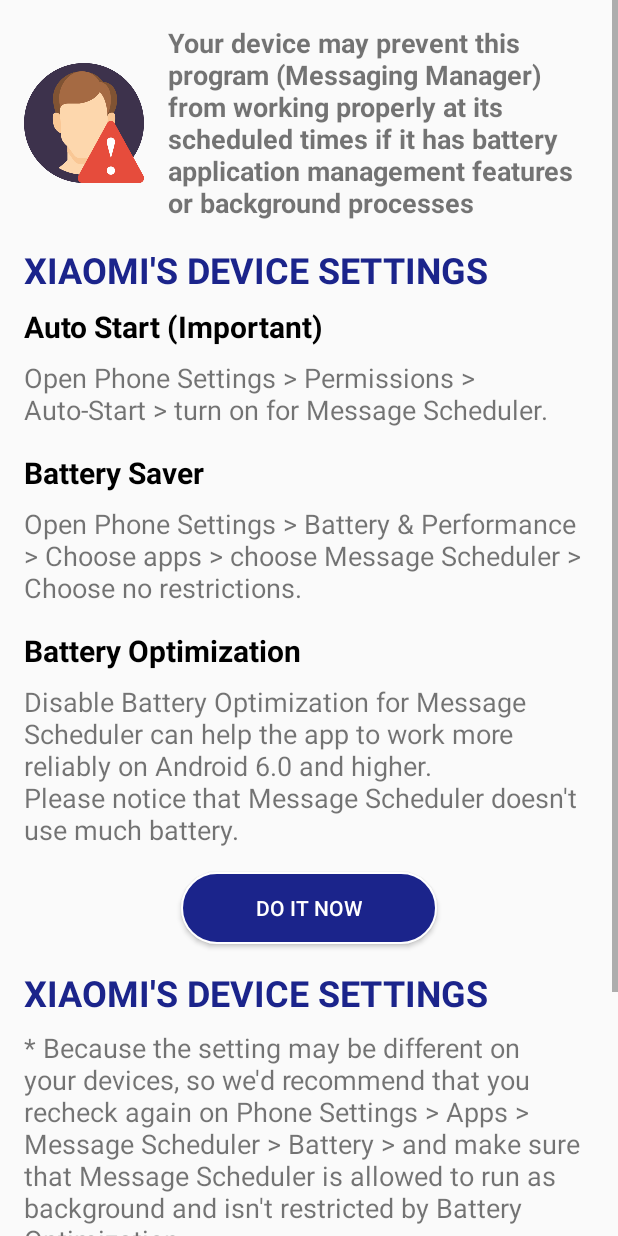
After one commit to ahmdaliielsayed/MiTrip, an Android app: the TipsActivity screen opened directly, with no data from a screen before it, on a phone screen of 412 x 824 dp. The commit adds this screen. Run offline under Robolectric (Android 15) with nearby library versions, the phone set to English and light mode, and no system bars.

Commit message:
adding tips

```diff
--- a/app/src/main/java/com/mi/mitrip/NoteDialogueActivity.java
+++ b/app/src/main/java/com/mi/mitrip/NoteDialogueActivity.java
@@ -76,10 +76,8 @@
 
                 if (notesArrayList.size() <= 0){
                     findViewById(R.id.linearLayoutFragmentUpcoming).setVisibility(View.VISIBLE);
-                    return;
                 } else {
                     findViewById(R.id.linearLayoutFragmentUpcoming).setVisibility(View.GONE);
-                    return;
                 }
             }
 
--- a/app/src/main/java/com/mi/mitrip/activity/HomeActivity.java
+++ b/app/src/main/java/com/mi/mitrip/activity/HomeActivity.java
@@ -401,6 +401,9 @@
         // as you specify a parent activity in AndroidManifest.xml.
 
         switch (item.getItemId()){
+            case R.id.item_tips:
+                startActivity(new Intent(this, TipsActivity.class));
+                return true;
             case R.id.action_logout:
                 FirebaseAuth.getInstance().signOut();
                 startActivity(new Intent(HomeActivity.this, SignInActivity.class));
--- /dev/null
+++ b/app/src/main/java/com/mi/mitrip/activity/TipsActivity.java
@@ -0,0 +1,46 @@
+package com.mi.mitrip.activity;
+
+import androidx.appcompat.app.AppCompatActivity;
+
+import android.annotation.SuppressLint;
+import android.content.Context;
+import android.content.Intent;
+import android.net.Uri;
+import android.os.Build;
+import android.os.Bundle;
+import android.os.PowerManager;
+import android.view.View;
+import android.widget.Button;
+import android.widget.Toast;
+
+import com.mi.mitrip.R;
+
+public class TipsActivity extends AppCompatActivity {
+
+    Button btnDoItNow;
+
+    @Override
+    protected void onCreate(Bundle savedInstanceState) {
+        super.onCreate(savedInstanceState);
+        setContentView(R.layout.activity_tips);
+
+        btnDoItNow = findViewById(R.id.btnDoItNow);
+
+        btnDoItNow.setOnClickListener(new View.OnClickListener() {
+            @SuppressLint("BatteryLife")
+            @Override
+            public void onClick(View v) {
+                if (Build.VERSION.SDK_INT >= Build.VERSION_CODES.M) {
+                    PowerManager pm = (PowerManager) getSystemService(Context.POWER_SERVICE);
+                    if (!pm.isIgnoringBatteryOptimizations(getPackageName())) {
+                        Intent intent = new Intent();
+                        intent.setAction(android.provider.Settings.ACTION_REQUEST_IGNORE_BATTERY_OPTIMIZATIONS);
+                        intent.setFlags(Intent.FLAG_ACTIVITY_NEW_TASK);
+                        intent.setData(Uri.parse("package:" + getPackageName()));
+                        startActivity(intent);
+                    }
+                }
+            }
+        });
+    }
+}
--- /dev/null
+++ b/app/src/main/res/drawable-v24/ic_lightbulb_outline_baby_blue_24dp.xml
@@ -0,0 +1,5 @@
+<vector android:height="24dp" android:tint="#2831B4"
+    android:viewportHeight="24.0" android:viewportWidth="24.0"
+    android:width="24dp" xmlns:android="http://schemas.android.com/apk/res/android">
+    <path android:fillColor="#FF000000" android:pathData="M9,21c0,0.55 0.45,1 1,1h4c0.55,0 1,-0.45 1,-1v-1L9,20v1zM12,2C8.14,2 5,5.14 5,9c0,2.38 1.19,4.47 3,5.74L8,17c0,0.55 0.45,1 1,1h6c0.55,0 1,-0.45 1,-1v-2.26c1.81,-1.27 3,-3.36 3,-5.74 0,-3.86 -3.14,-7 -7,-7zM14.85,13.1l-0.85,0.6L14,16h-4v-2.3l-0.85,-0.6C7.8,12.16 7,10.63 7,9c0,-2.76 2.24,-5 5,-5s5,2.24 5,5c0,1.63 -0.8,3.16 -2.15,4.1z"/>
+</vector>
--- /dev/null
+++ b/app/src/main/res/drawable-v24/ic_power_settings_new_baby_blue_24dp.xml
@@ -0,0 +1,5 @@
+<vector android:height="24dp" android:tint="#2831B4"
+    android:viewportHeight="24.0" android:viewportWidth="24.0"
+    android:width="24dp" xmlns:android="http://schemas.android.com/apk/res/android">
+    <path android:fillColor="#FF000000" android:pathData="M13,3h-2v10h2L13,3zM17.83,5.17l-1.42,1.42C17.99,7.86 19,9.81 19,12c0,3.87 -3.13,7 -7,7s-7,-3.13 -7,-7c0,-2.19 1.01,-4.14 2.58,-5.42L6.17,5.17C4.23,6.82 3,9.26 3,12c0,4.97 4.03,9 9,9s9,-4.03 9,-9c0,-2.74 -1.23,-5.18 -3.17,-6.83z"/>
+</vector>
--- /dev/null
+++ b/app/src/main/res/layout/activity_tips.xml
@@ -0,0 +1,194 @@
+<?xml version="1.0" encoding="utf-8"?>
+<ScrollView xmlns:android="http://schemas.android.com/apk/res/android"
+    xmlns:app="http://schemas.android.com/apk/res-auto"
+    xmlns:tools="http://schemas.android.com/tools"
+    android:layout_width="match_parent"
+    android:layout_height="match_parent"
+    tools:context=".activity.TipsActivity">
+
+    <androidx.constraintlayout.widget.ConstraintLayout
+        android:layout_width="match_parent"
+        android:layout_height="wrap_content">
+
+        <ImageView
+            android:id="@+id/imgViewWarning"
+            android:layout_width="80dp"
+            android:layout_height="80dp"
+            android:layout_marginStart="16dp"
+            app:layout_constraintBottom_toBottomOf="@+id/textViewWarning"
+            app:layout_constraintStart_toStartOf="parent"
+            app:layout_constraintTop_toTopOf="@+id/textViewWarning"
+            app:srcCompat="@drawable/warning"
+            tools:ignore="ContentDescription" />
+
+        <TextView
+            android:id="@+id/textViewWarning"
+            android:layout_width="0dp"
+            android:layout_height="wrap_content"
+            android:layout_marginStart="16dp"
+            android:layout_marginTop="16dp"
+            android:layout_marginEnd="16dp"
+            android:text="@string/txtViewWarning"
+            android:textAlignment="viewStart"
+            android:textSize="18sp"
+            android:textStyle="bold"
+            app:layout_constraintEnd_toEndOf="parent"
+            app:layout_constraintStart_toEndOf="@+id/imgViewWarning"
+            app:layout_constraintTop_toTopOf="parent" />
+
+        <TextView
+            android:id="@+id/textViewXiaomi"
+            android:layout_width="0dp"
+            android:layout_height="wrap_content"
+            android:layout_marginTop="16dp"
+            android:text="@string/txtViewXiaomi"
+            android:textAlignment="viewStart"
+            android:textColor="@color/colorPrimaryDark"
+            android:textSize="24sp"
+            android:textStyle="bold"
+            app:layout_constraintStart_toStartOf="@+id/imgViewWarning"
+            app:layout_constraintTop_toBottomOf="@+id/textViewWarning" />
+
+        <TextView
+            android:id="@+id/textViewAutoStart"
+            android:layout_width="0dp"
+            android:layout_height="wrap_content"
+            android:layout_marginTop="8dp"
+            android:text="@string/textViewAutoStart"
+            android:textAlignment="viewStart"
+            android:textColor="@color/black"
+            android:textSize="20sp"
+            android:textStyle="bold"
+            app:layout_constraintStart_toStartOf="@+id/textViewXiaomi"
+            app:layout_constraintTop_toBottomOf="@+id/textViewXiaomi" />
+
+        <TextView
+            android:id="@+id/textViewStepAutoStart"
+            android:layout_width="0dp"
+            android:layout_height="wrap_content"
+            android:layout_marginTop="8dp"
+            android:text="@string/textViewStepAutoStart"
+            android:textAlignment="viewStart"
+            android:textSize="18sp"
+            app:layout_constraintEnd_toEndOf="@+id/textViewWarning"
+            app:layout_constraintStart_toStartOf="@+id/textViewAutoStart"
+            app:layout_constraintTop_toBottomOf="@+id/textViewAutoStart" />
+
+        <TextView
+            android:id="@+id/textViewBatterySaver"
+            android:layout_width="0dp"
+            android:layout_height="wrap_content"
+            android:layout_marginTop="16dp"
+            android:text="@string/textViewBatterySaver"
+            android:textAlignment="viewStart"
+            android:textColor="@color/black"
+            android:textSize="20sp"
+            android:textStyle="bold"
+            app:layout_constraintStart_toStartOf="@+id/textViewStepAutoStart"
+            app:layout_constraintTop_toBottomOf="@+id/textViewStepAutoStart" />
+
+        <TextView
+            android:id="@+id/textViewStepBatterySaver"
+            android:layout_width="0dp"
+            android:layout_height="wrap_content"
+            android:layout_marginTop="8dp"
+            android:text="@string/textViewStepBatterySaver"
+            android:textAlignment="viewStart"
+            android:textSize="18sp"
+            app:layout_constraintEnd_toEndOf="@+id/textViewWarning"
+            app:layout_constraintHorizontal_bias="1.0"
+            app:layout_constraintStart_toStartOf="@+id/textViewAutoStart"
+            app:layout_constraintTop_toBottomOf="@+id/textViewBatterySaver" />
+
+        <TextView
+            android:id="@+id/textViewBatteryOptimization"
+            android:layout_width="0dp"
+            android:layout_height="wrap_content"
+            android:layout_marginTop="16dp"
+            android:text="@string/textViewBatteryOptimization"
+            android:textAlignment="viewStart"
+            android:textColor="@color/black"
+            android:textSize="20sp"
+            android:textStyle="bold"
+            app:layout_constraintStart_toStartOf="@+id/textViewStepAutoStart"
+            app:layout_constraintTop_toBottomOf="@+id/textViewStepBatterySaver" />
+
+        <TextView
+            android:id="@+id/textViewBatteryOptimizationText"
+            android:layout_width="0dp"
+            android:layout_height="wrap_content"
+            android:layout_marginTop="8dp"
+            android:text="@string/textViewBatteryOptimizationText"
+            android:textAlignment="viewStart"
+            android:textSize="18sp"
+            app:layout_constraintEnd_toEndOf="@+id/textViewWarning"
+            app:layout_constraintHorizontal_bias="0.0"
+            app:layout_constraintStart_toStartOf="@+id/textViewAutoStart"
+            app:layout_constraintTop_toBottomOf="@+id/textViewBatteryOptimization" />
+
+        <Button
+            android:id="@+id/btnDoItNow"
+            style="@style/Widget.AppCompat.Button"
+            android:layout_width="wrap_content"
+            android:layout_height="wrap_content"
+            android:layout_marginTop="16dp"
+            android:background="@drawable/btn_style"
+            android:text="@string/btnDoItNow"
+            android:textAlignment="viewStart"
+            android:textColor="#fff"
+            app:layout_constraintEnd_toEndOf="@+id/textViewBatteryOptimizationText"
+            app:layout_constraintStart_toStartOf="@+id/textViewBatteryOptimizationText"
+            app:layout_constraintTop_toBottomOf="@+id/textViewBatteryOptimizationText" />
+
+        <TextView
+            android:id="@+id/textViewRecommendations"
+            android:layout_width="0dp"
+            android:layout_height="wrap_content"
+            android:layout_marginTop="16dp"
+            android:text="@string/txtViewXiaomi"
+            android:textAlignment="viewStart"
+            android:textColor="@color/colorPrimaryDark"
+            android:textSize="24sp"
+            android:textStyle="bold"
+            app:layout_constraintStart_toStartOf="@+id/textViewBatteryOptimizationText"
+            app:layout_constraintTop_toBottomOf="@+id/btnDoItNow" />
+
+        <TextView
+            android:id="@+id/textViewRecommendationsOne"
+            android:layout_width="0dp"
+            android:layout_height="wrap_content"
+            android:layout_marginTop="8dp"
+            android:text="@string/textViewRecommendationsOne"
+            android:textAlignment="viewStart"
+            android:textSize="18sp"
+            app:layout_constraintEnd_toEndOf="@+id/textViewBatteryOptimizationText"
+            app:layout_constraintStart_toStartOf="@+id/textViewBatteryOptimizationText"
+            app:layout_constraintTop_toBottomOf="@+id/textViewRecommendations" />
+
+        <TextView
+            android:id="@+id/textViewRecommendationsTwo"
+            android:layout_width="0dp"
+            android:layout_height="wrap_content"
+            android:layout_marginTop="8dp"
+            android:text="@string/textViewRecommendationsTwo"
+            android:textAlignment="viewStart"
+            android:textSize="18sp"
+            app:layout_constraintEnd_toEndOf="@+id/textViewRecommendationsOne"
+            app:layout_constraintStart_toStartOf="@+id/textViewRecommendationsOne"
+            app:layout_constraintTop_toBottomOf="@+id/textViewRecommendationsOne" />
+
+        <TextView
+            android:id="@+id/textViewRecommendationsThree"
+            android:layout_width="0dp"
+            android:layout_height="wrap_content"
+            android:layout_marginTop="8dp"
+            android:layout_marginBottom="16dp"
+            android:text="@string/textViewRecommendationsThree"
+            android:textAlignment="viewStart"
+            android:textSize="18sp"
+            app:layout_constraintBottom_toBottomOf="parent"
+            app:layout_constraintEnd_toEndOf="@+id/textViewRecommendationsTwo"
+            app:layout_constraintStart_toStartOf="@+id/textViewRecommendationsTwo"
+            app:layout_constraintTop_toBottomOf="@+id/textViewRecommendationsTwo" />
+    </androidx.constraintlayout.widget.ConstraintLayout>
+</ScrollView>
--- a/app/src/main/res/values/strings.xml
+++ b/app/src/main/res/values/strings.xml
@@ -68,6 +68,7 @@
     <string name="activity_title_about_us">About Us</string>
     <string name="activity_title_privacy_policy">Privacy Policy</string>
     <string name="action_clear_all">Clear All</string>
+    <string name="itemTips">Tips</string>
     <string name="action_logout">Logout</string>
     <string name="action_mark_all_read">Mark All as Read</string>
     <string name="privacy_policy">Privacy Policy</string>
@@ -150,4 +151,20 @@
     <string name="delete">Delete</string>
 
     <string name="other">Other</string>
+
+    <!-- activity tips -->
+    <string name="txtViewWarning">Your device may prevent this program (Messaging Manager) from working properly at its scheduled times if it has battery application management features or background processes</string>
+    <string name="txtViewXiaomi">XIAOMI\'S DEVICE SETTINGS</string>
+    <string name="textViewAutoStart">Auto Start (Important)</string>
+    <string name="textViewStepAutoStart">Open Phone Settings > Permissions > Auto-Start > turn on for Message Scheduler.</string>
+    <string name="textViewBatterySaver">Battery Saver</string>
+    <string name="textViewStepBatterySaver">Open Phone Settings > Battery &amp; Performance > Choose apps > choose Message Scheduler > Choose no restrictions.</string>
+    <string name="textViewBatteryOptimization">Battery Optimization</string>
+    <string name="textViewBatteryOptimizationText">Disable Battery Optimization for Message Scheduler can help the app to work more reliably on Android 6.0 and higher.\nPlease notice that Message Scheduler doesn\'t use much battery.</string>
+    <string name="btnDoItNow">Do It Now</string>
+    <string name="textViewRecommendations">Further recommendations</string>
+    <string name="textViewRecommendationsOne">* Because the setting may be different on your devices, so we\'d recommend that you recheck again on Phone Settings > Apps > Message Scheduler > Battery > and make sure that Message Scheduler is allowed to run as background and isn\'t restricted by Battery Optimization.</string>
+    <string name="textViewRecommendationsTwo">* If your device includes some Battery Saver or Cleanup apps(for example: Cleanmaster, CM Suite, CCleaner, Battery Doctor, Greenify, and Amplify) make sure that Message Scheduler is added to whitelist.</string>
+    <string name="textViewRecommendationsThree">* Enable Alert mode on App Settings > Advanced is strongly recommended.</string>
+    <string name="tips">Tips</string>
 </resources>
```
Also changed, not shown: app/src/main/AndroidManifest.xml (+38 -23 lines), app/src/main/java/com/mi/mitrip/FloatingWidgetShowService.java (+10 -1 lines), app/src/main/res/menu/main.xml (+8 -0 lines), 1 other file.
